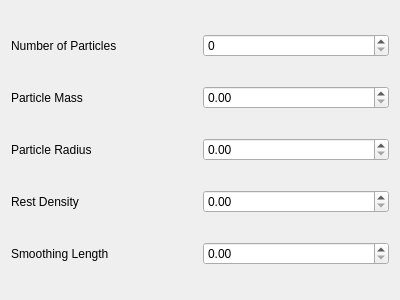
The window that form/sphparticlepropertywidget.ui (IdrisMiles/FluBS) describes before a commit, drawn with Qt 5.
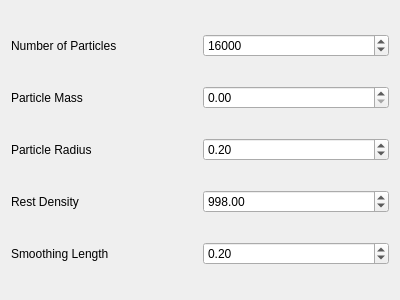
The same window after the commit.

The edit to the form file:
```diff
--- a/form/sphparticlepropertywidget.ui
+++ b/form/sphparticlepropertywidget.ui
@@ -29,16 +29,44 @@
     </widget>
    </item>
    <item row="0" column="1">
-    <widget class="QSpinBox" name="numParticles"/>
+    <widget class="QSpinBox" name="numParticles">
+     <property name="maximum">
+      <number>1000000</number>
+     </property>
+     <property name="value">
+      <number>16000</number>
+     </property>
+    </widget>
    </item>
    <item row="4" column="1">
-    <widget class="QDoubleSpinBox" name="smoothingLength"/>
+    <widget class="QDoubleSpinBox" name="smoothingLength">
+     <property name="singleStep">
+      <double>0.010000000000000</double>
+     </property>
+     <property name="value">
+      <double>0.200000000000000</double>
+     </property>
+    </widget>
    </item>
    <item row="2" column="1">
-    <widget class="QDoubleSpinBox" name="particleRadius"/>
+    <widget class="QDoubleSpinBox" name="particleRadius">
+     <property name="singleStep">
+      <double>0.010000000000000</double>
+     </property>
+     <property name="value">
+      <double>0.200000000000000</double>
+     </property>
+    </widget>
    </item>
    <item row="3" column="1">
-    <widget class="QDoubleSpinBox" name="restDensity"/>
+    <widget class="QDoubleSpinBox" name="restDensity">
+     <property name="maximum">
+      <double>10000.000000000000000</double>
+     </property>
+     <property name="value">
+      <double>998.000000000000000</double>
+     </property>
+    </widget>
    </item>
    <item row="1" column="1">
     <widget class="QDoubleSpinBox" name="particleMass"/>
```
